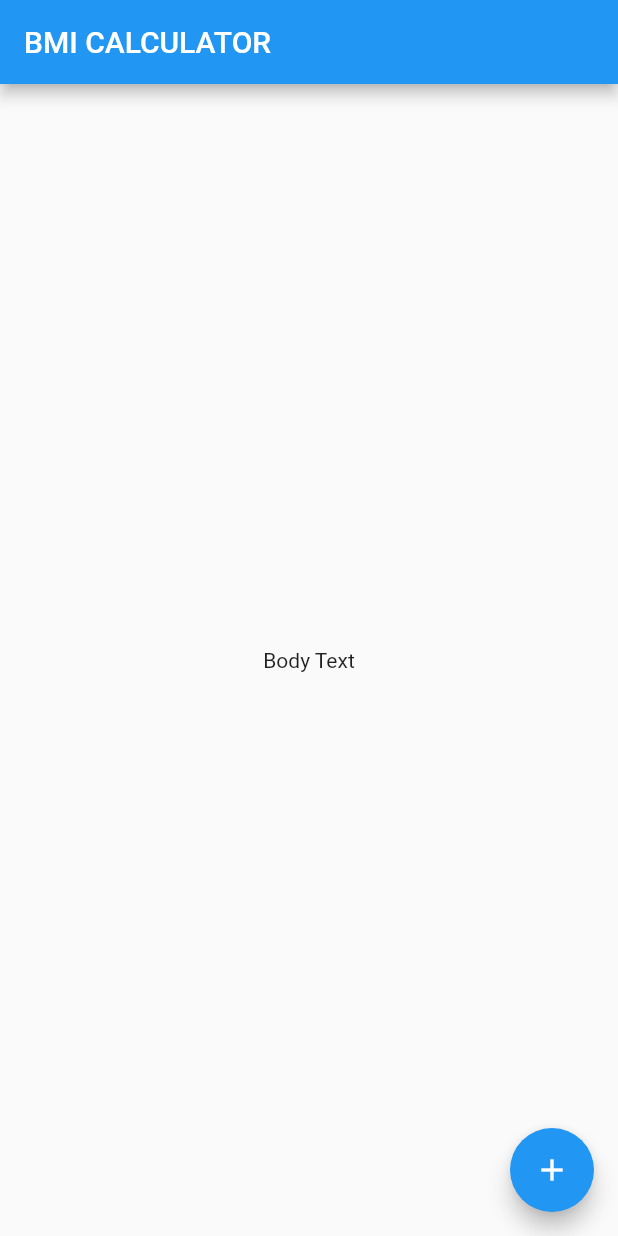
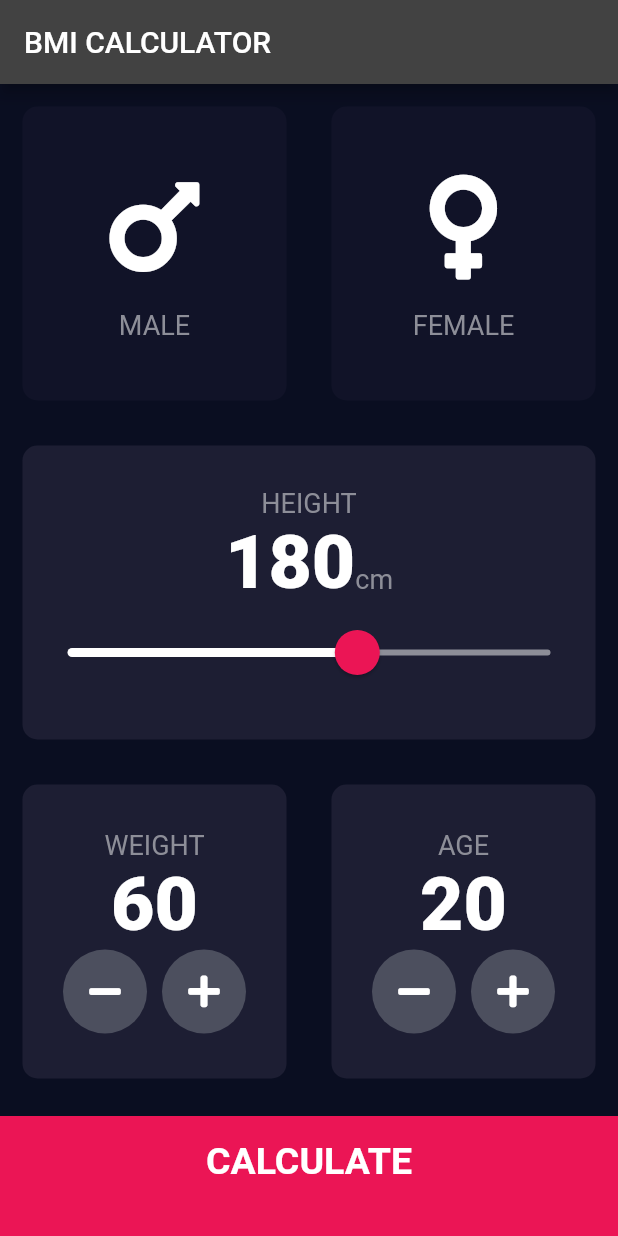
Before and after one commit to MdTanvirAhemd/bmi-calculator, a Flutter app: the screen it shows after launch, on a phone screen of 412 x 824 dp. Run offline on Flutter 3.47's test engine with Material 2 defaults, Android fonts, the phone set to English and light mode, and no system bars; our stand-ins replace font_awesome_flutter.

Commit message:
2nd commit

```diff
--- /dev/null
+++ b/lib/calculator_brain.dart
@@ -0,0 +1,35 @@
+import 'dart:math';
+
+class CalculatorBrain {
+  CalculatorBrain({this.height, this.weight});
+
+  final int height;
+  final int weight;
+
+  double _bmi;
+
+  String calculateBMI() {
+    _bmi = weight / pow(height / 100, 2);
+    return _bmi.toStringAsFixed(1);
+  }
+
+  String getResult() {
+    if (_bmi >= 25) {
+      return 'Overweight';
+    } else if (_bmi > 18.5) {
+      return 'Normal';
+    } else {
+      return 'Underweight';
+    }
+  }
+
+  String getInterpretation() {
+    if (_bmi >= 25) {
+      return 'You have a higher than normal body weight. Try to exercise more.';
+    } else if (_bmi >= 18.5) {
+      return 'You have a normal body weight. Good job!';
+    } else {
+      return 'You have a lower than normal body weight. You can eat a bit more.';
+    }
+  }
+}
--- /dev/null
+++ b/lib/components/bottom_button.dart
@@ -0,0 +1,29 @@
+import 'package:flutter/material.dart';
+import 'package:bmi_calculator/constants.dart';
+
+class BottomButton extends StatelessWidget {
+  BottomButton({@required this.onTap, @required this.buttonTitle});
+
+  final Function onTap;
+  final String buttonTitle;
+
+  @override
+  Widget build(BuildContext context) {
+    return GestureDetector(
+      onTap: onTap,
+      child: Container(
+        child: Center(
+          child: Text(
+            buttonTitle,
+            style: kLargeButtonTextStyle,
+          ),
+        ),
+        color: kBottomContainerColour,
+        margin: EdgeInsets.only(top: 10.0),
+        padding: EdgeInsets.only(bottom: 20.0),
+        width: double.infinity,
+        height: kBottomContainerHeight,
+      ),
+    );
+  }
+}
--- /dev/null
+++ b/lib/components/icon_content.dart
@@ -0,0 +1,29 @@
+import 'package:flutter/material.dart';
+import 'package:bmi_calculator/constants.dart';
+
+class IconContent extends StatelessWidget {
+  IconContent({this.icon, this.label});
+
+  final IconData icon;
+  final String label;
+
+  @override
+  Widget build(BuildContext context) {
+    return Column(
+      mainAxisAlignment: MainAxisAlignment.center,
+      children: <Widget>[
+        Icon(
+          icon,
+          size: 80.0,
+        ),
+        SizedBox(
+          height: 15.0,
+        ),
+        Text(
+          label,
+          style: kLabelTextStyle,
+        )
+      ],
+    );
+  }
+}
--- /dev/null
+++ b/lib/components/reusable_card.dart
@@ -0,0 +1,24 @@
+import 'package:flutter/material.dart';
+
+class ReusableCard extends StatelessWidget {
+  ReusableCard({@required this.colour, this.cardChild, this.onPress});
+
+  final Color colour;
+  final Widget cardChild;
+  final Function onPress;
+
+  @override
+  Widget build(BuildContext context) {
+    return GestureDetector(
+      onTap: onPress,
+      child: Container(
+        child: cardChild,
+        margin: EdgeInsets.all(15.0),
+        decoration: BoxDecoration(
+          color: colour,
+          borderRadius: BorderRadius.circular(10.0),
+        ),
+      ),
+    );
+  }
+}
--- /dev/null
+++ b/lib/components/round_icon_button.dart
@@ -0,0 +1,23 @@
+import 'package:flutter/material.dart';
+
+class RoundIconButton extends StatelessWidget {
+  RoundIconButton({@required this.icon, @required this.onPressed});
+
+  final IconData icon;
+  final Function onPressed;
+
+  @override
+  Widget build(BuildContext context) {
+    return RawMaterialButton(
+      elevation: 0.0,
+      child: Icon(icon),
+      onPressed: onPressed,
+      constraints: BoxConstraints.tightFor(
+        width: 56.0,
+        height: 56.0,
+      ),
+      shape: CircleBorder(),
+      fillColor: Color(0xFF4C4F5E),
+    );
+  }
+}
--- /dev/null
+++ b/lib/constants.dart
@@ -0,0 +1,41 @@
+import 'package:flutter/material.dart';
+
+const kBottomContainerHeight = 80.0;
+const kActiveCardColour = Color(0xFF1D1E33);
+const kInactiveCardColour = Color(0xFF111328);
+const kBottomContainerColour = Color(0xFFEB1555);
+
+const kLabelTextStyle = TextStyle(
+  fontSize: 18.0,
+  color: Color(0xFF8D8E98),
+);
+
+const kNumberTextStyle = TextStyle(
+  fontSize: 50.0,
+  fontWeight: FontWeight.w900,
+);
+
+const kLargeButtonTextStyle = TextStyle(
+  fontSize: 25.0,
+  fontWeight: FontWeight.bold,
+);
+
+const kTitleTextStyle = TextStyle(
+  fontSize: 50.0,
+  fontWeight: FontWeight.bold,
+);
+
+const kResultTextStyle = TextStyle(
+  color: Color(0xFF24D876),
+  fontSize: 22.0,
+  fontWeight: FontWeight.bold,
+);
+
+const kBMITextStyle = TextStyle(
+  fontSize: 100.0,
+  fontWeight: FontWeight.bold,
+);
+
+const kBodyTextStyle = TextStyle(
+  fontSize: 22.0,
+);
--- a/lib/main.dart
+++ b/lib/main.dart
@@ -1,4 +1,5 @@
 import 'package:flutter/material.dart';
+import 'package:bmi_calculator/screens/input_page.dart';
 
 void main() => runApp(BMICalculator());
 
@@ -6,29 +7,11 @@ class BMICalculator extends StatelessWidget {
   @override
   Widget build(BuildContext context) {
     return MaterialApp(
+      theme: ThemeData.dark().copyWith(
+        primaryColor: Color(0xFF0A0E21),
+        scaffoldBackgroundColor: Color(0xFF0A0E21),
+      ),
       home: InputPage(),
     );
   }
 }
-
-class InputPage extends StatefulWidget {
-  @override
-  _InputPageState createState() => _InputPageState();
-}
-
-class _InputPageState extends State<InputPage> {
-  @override
-  Widget build(BuildContext context) {
-    return Scaffold(
-      appBar: AppBar(
-        title: Text('BMI CALCULATOR'),
-      ),
-      body: Center(
-        child: Text('Body Text'),
-      ),
-      floatingActionButton: FloatingActionButton(
-        child: Icon(Icons.add),
-      ),
-    );
-  }
-}
--- /dev/null
+++ b/lib/screens/input_page.dart
@@ -0,0 +1,236 @@
+import 'package:flutter/material.dart';
+import 'package:font_awesome_flutter/font_awesome_flutter.dart';
+import 'package:bmi_calculator/components/icon_content.dart';
+import 'package:bmi_calculator/components/reusable_card.dart';
+import 'package:bmi_calculator/constants.dart';
+import 'package:bmi_calculator/screens/results_page.dart';
+import 'package:bmi_calculator/components/bottom_button.dart';
+import 'package:bmi_calculator/components/round_icon_button.dart';
+import 'package:bmi_calculator/calculator_brain.dart';
+
+enum Gender {
+  male,
+  female,
+}
+
+class InputPage extends StatefulWidget {
+  @override
+  _InputPageState createState() => _InputPageState();
+}
+
+class _InputPageState extends State<InputPage> {
+  Gender selectedGender;
+  int height = 180;
+  int weight = 60;
+  int age = 20;
+
+  @override
+  Widget build(BuildContext context) {
+    return Scaffold(
+      appBar: AppBar(
+        title: Text('BMI CALCULATOR'),
+      ),
+      body: Column(
+        crossAxisAlignment: CrossAxisAlignment.stretch,
+        children: <Widget>[
+          Expanded(
+              child: Row(
+            children: <Widget>[
+              Expanded(
+                child: ReusableCard(
+                  onPress: () {
+                    setState(() {
+                      selectedGender = Gender.male;
+                    });
+                  },
+                  colour: selectedGender == Gender.male
+                      ? kActiveCardColour
+                      : kInactiveCardColour,
+                  cardChild: IconContent(
+                    icon: FontAwesomeIcons.mars,
+                    label: 'MALE',
+                  ),
+                ),
+              ),
+              Expanded(
+                child: ReusableCard(
+                  onPress: () {
+                    setState(() {
+                      selectedGender = Gender.female;
+                    });
+                  },
+                  colour: selectedGender == Gender.female
+                      ? kActiveCardColour
+                      : kInactiveCardColour,
+                  cardChild: IconContent(
+                    icon: FontAwesomeIcons.venus,
+                    label: 'FEMALE',
+                  ),
+                ),
+              ),
+            ],
+          )),
+          Expanded(
+            child: ReusableCard(
+              colour: kActiveCardColour,
+              cardChild: Column(
+                mainAxisAlignment: MainAxisAlignment.center,
+                children: <Widget>[
+                  Text(
+                    'HEIGHT',
+                    style: kLabelTextStyle,
+                  ),
+                  Row(
+                    mainAxisAlignment: MainAxisAlignment.center,
+                    crossAxisAlignment: CrossAxisAlignment.baseline,
+                    textBaseline: TextBaseline.alphabetic,
+                    children: <Widget>[
+                      Text(
+                        height.toString(),
+                        style: kNumberTextStyle,
+                      ),
+                      Text(
+                        'cm',
+                        style: kLabelTextStyle,
+                      )
+                    ],
+                  ),
+                  SliderTheme(
+                    data: SliderTheme.of(context).copyWith(
+                      inactiveTrackColor: Color(0xFF8D8E98),
+                      activeTrackColor: Colors.white,
+                      thumbColor: Color(0xFFEB1555),
+                      overlayColor: Color(0x29EB1555),
+                      thumbShape:
+                          RoundSliderThumbShape(enabledThumbRadius: 15.0),
+                      overlayShape:
+                          RoundSliderOverlayShape(overlayRadius: 30.0),
+                    ),
+                    child: Slider(
+                      value: height.toDouble(),
+                      min: 120.0,
+                      max: 220.0,
+                      onChanged: (double newValue) {
+                        setState(() {
+                          height = newValue.round();
+                        });
+                      },
+                    ),
+                  ),
+                ],
+              ),
+            ),
+          ),
+          Expanded(
+            child: Row(
+              children: <Widget>[
+                Expanded(
+                  child: ReusableCard(
+                    colour: kActiveCardColour,
+                    cardChild: Column(
+                      mainAxisAlignment: MainAxisAlignment.center,
+                      children: <Widget>[
+                        Text(
+                          'WEIGHT',
+                          style: kLabelTextStyle,
+                        ),
+                        Text(
+                          weight.toString(),
+                          style: kNumberTextStyle,
+                        ),
+                        Row(
+                          mainAxisAlignment: MainAxisAlignment.center,
+                          children: <Widget>[
+                            RoundIconButton(
+                                icon: FontAwesomeIcons.minus,
+                                onPressed: () {
+                                  setState(() {
+                                    weight--;
+                                  });
+                                }),
+                            SizedBox(
+                              width: 10.0,
+                            ),
+                            RoundIconButton(
+                              icon: FontAwesomeIcons.plus,
+                              onPressed: () {
+                                setState(() {
+                                  weight++;
+                                });
+                              },
+                            ),
+                          ],
+                        ),
+                      ],
+                    ),
+                  ),
+                ),
+                Expanded(
+                  child: ReusableCard(
+                    colour: kActiveCardColour,
+                    cardChild: Column(
+                      mainAxisAlignment: MainAxisAlignment.center,
+                      children: <Widget>[
+                        Text(
+                          'AGE',
+                          style: kLabelTextStyle,
+                        ),
+                        Text(
+                          age.toString(),
+                          style: kNumberTextStyle,
+                        ),
+                        Row(
+                          mainAxisAlignment: MainAxisAlignment.center,
+                          children: <Widget>[
+                            RoundIconButton(
+                              icon: FontAwesomeIcons.minus,
+                              onPressed: () {
+                                setState(
+                                  () {
+                                    age--;
+                                  },
+                                );
+                              },
+                            ),
+                            SizedBox(
+                              width: 10.0,
+                            ),
+                            RoundIconButton(
+                                icon: FontAwesomeIcons.plus,
+                                onPressed: () {
+                                  setState(() {
+                                    age++;
+                                  });
+                                })
+                          ],
+                        )
+                      ],
+                    ),
+                  ),
+                ),
+              ],
+            ),
+          ),
+          BottomButton(
+            buttonTitle: 'CALCULATE',
+            onTap: () {
+              CalculatorBrain calc =
+                  CalculatorBrain(height: height, weight: weight);
+
+              Navigator.push(
+                context,
+                MaterialPageRoute(
+                  builder: (context) => ResultsPage(
+                        bmiResult: calc.calculateBMI(),
+                        resultText: calc.getResult(),
+                        interpretation: calc.getInterpretation(),
+                      ),
+                ),
+              );
+            },
+          ),
+        ],
+      ),
+    );
+  }
+}
--- a/pubspec.yaml
+++ b/pubspec.yaml
@@ -11,6 +11,8 @@ dependencies:
     sdk: flutter
 
   cupertino_icons: ^0.1.2
+  font_awesome_flutter: ^9.2.0
+
 
 dev_dependencies:
   flutter_test:
```
Also changed, not shown: lib/screens/results_page.dart (added, +71 -0 lines).
